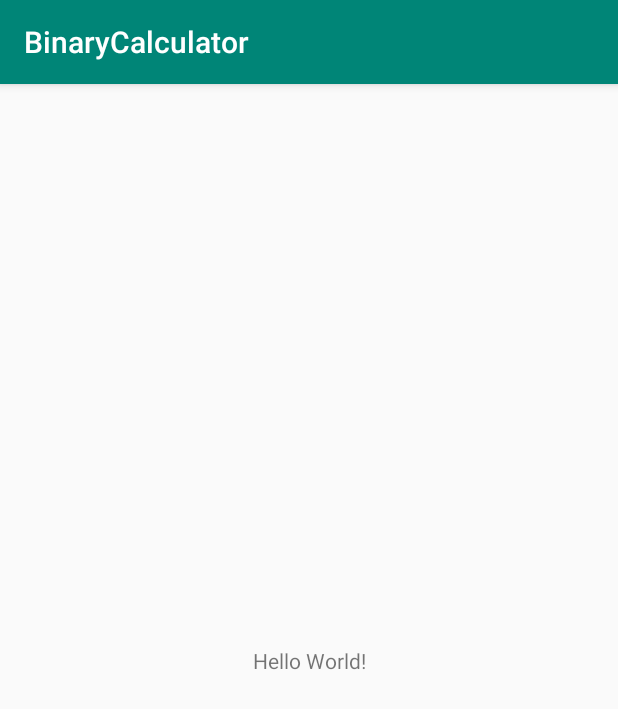
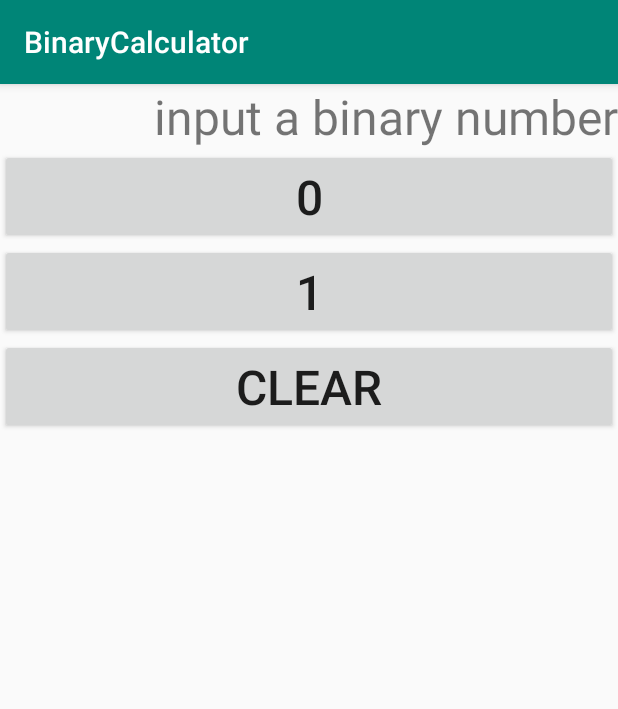
Before and after one commit to Cattusorb/BinaryCalculator, an Android app: the screen it shows after launch (MainActivity), on a phone screen of 412 x 824 dp. Shown: the top 709 px of the screen. Run offline under Robolectric (Android 15) with nearby library versions, the phone set to English and light mode, and no system bars.

Commit message:
Added buttons for o, 1 and clear. Added an input and output text box and created functions for all of them.

```diff
--- a/app/src/main/res/layout/activity_main.xml
+++ b/app/src/main/res/layout/activity_main.xml
@@ -1,18 +1,46 @@
 <?xml version="1.0" encoding="utf-8"?>
-<android.support.constraint.ConstraintLayout xmlns:android="http://schemas.android.com/apk/res/android"
+<LinearLayout xmlns:android="http://schemas.android.com/apk/res/android"
     xmlns:app="http://schemas.android.com/apk/res-auto"
     xmlns:tools="http://schemas.android.com/tools"
     android:layout_width="match_parent"
+    android:orientation="vertical"
     android:layout_height="match_parent"
     tools:context=".MainActivity">
 
     <TextView
+        android:id="@+id/input"
+        android:layout_width="match_parent"
+        android:layout_height="wrap_content"
+        android:text="@string/input_text"
+        android:textAlignment="textEnd"
+        android:textSize="32sp"/>
+    <Button
+        android:id="@+id/zero"
+        android:layout_width="match_parent"
+        android:layout_height="wrap_content"
+        android:text="@string/zero_button_label"
+        android:textSize="32sp"
+        android:onClick="buttonClick"/>
+    <Button
+        android:id="@+id/one"
+        android:layout_width="match_parent"
+        android:layout_height="wrap_content"
+        android:text="@string/one_button_label"
+        android:textSize="32sp"
+        android:onClick="buttonClick"/>
+    <Button
+        android:id="@+id/clear"
+        android:layout_width="match_parent"
+        android:layout_height="wrap_content"
+        android:text="@string/clear_button_label"
+        android:textSize="32sp"
+        android:onClick="buttonClick"/>
+    <TextView
+        android:id="@+id/output"
         android:layout_width="wrap_content"
         android:layout_height="wrap_content"
-        android:text="Hello World!"
-        app:layout_constraintBottom_toBottomOf="parent"
-        app:layout_constraintLeft_toLeftOf="parent"
-        app:layout_constraintRight_toRightOf="parent"
-        app:layout_constraintTop_toTopOf="parent" />
+        android:text="@string/output_text"
+        android:textAlignment="textEnd"
+        android:textSize="40sp"/>
 
-</android.support.constraint.ConstraintLayout>
+</LinearLayout>
--- a/app/src/main/res/values/strings.xml
+++ b/app/src/main/res/values/strings.xml
@@ -1,3 +1,9 @@
 <resources>
     <string name="app_name">BinaryCalculator</string>
+    <string name="zero_button_label">0</string>
+    <string name="one_button_label">1</string>
+    <string name="clear_button_label">clear</string>
+    <string name="input_text">input a binary number</string>
+    <string name="output_text"></string>
+
 </resources>
```
Also changed, not shown: app/src/main/java/com/example/binarycalculator/MainActivity.java (+37 -1 lines).
